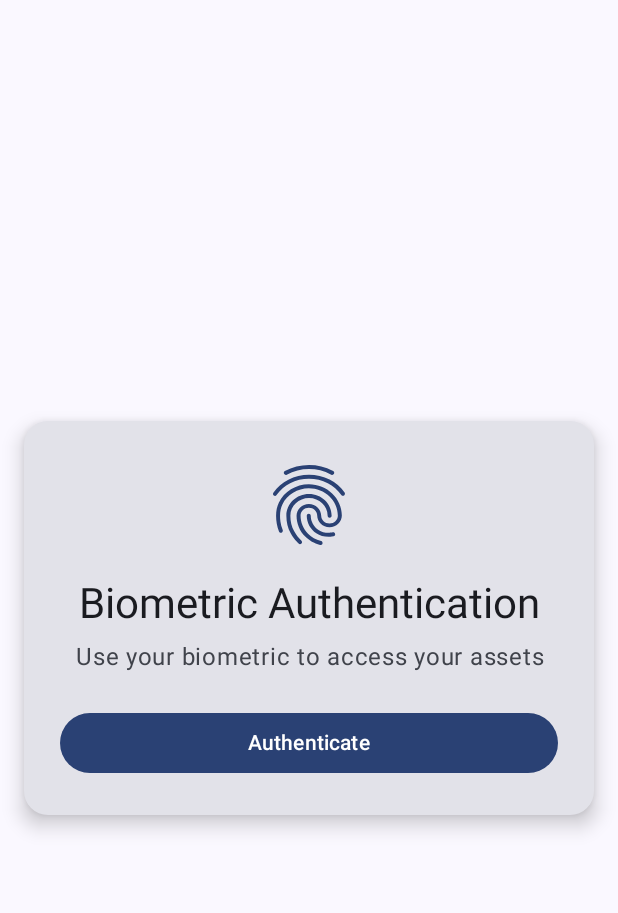
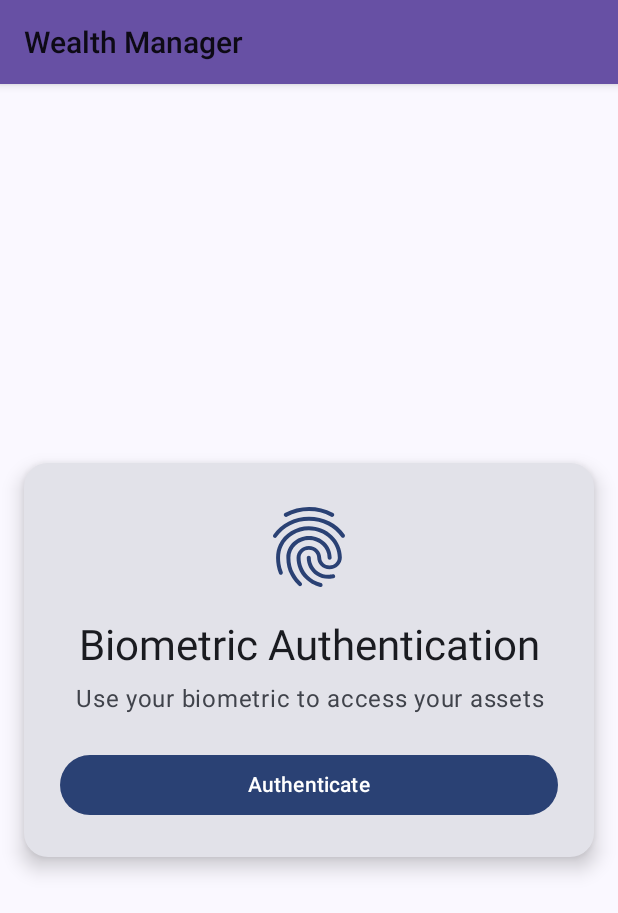
Before and after one commit to kuoyaoming/Wealth-Manager, an Android app built with Jetpack Compose: the screen it shows after launch (MainActivity), on a phone screen of 412 x 824 dp. Shown: the top 913 px of the screen. Run offline under Robolectric (Android 15) with nearby library versions, the phone set to English and light mode, and no system bars; our stand-ins replace Dagger/Hilt's generated code.

Commit message:
Refactor: Update app theme and icon resources
Co-authored-by: 1q099015 <1q099015@gmail.com>

```diff
--- a/app/src/main/AndroidManifest.xml
+++ b/app/src/main/AndroidManifest.xml
@@ -17,7 +17,7 @@
         android:fullBackupContent="@xml/backup_rules"
         android:icon="@mipmap/ic_launcher"
         android:label="@string/app_name"
-        android:roundIcon="@mipmap/ic_launcher_round"
+        android:roundIcon="@mipmap/ic_launcher"
         android:supportsRtl="true"
         android:theme="@style/Theme.WealthManager"
         tools:targetApi="31">
--- a/app/src/main/res/values/themes.xml
+++ b/app/src/main/res/values/themes.xml
@@ -1,25 +1,14 @@
 <?xml version="1.0" encoding="utf-8"?>
 <resources>
     <!-- Base application theme. -->
-    <style name="Theme.WealthManager" parent="Theme.MaterialComponents.DayNight">
+    <style name="Theme.WealthManager" parent="android:Theme.Material.Light">
         <!-- Primary brand color. -->
-        <item name="colorPrimary">@color/md_theme_light_primary</item>
-        <item name="colorPrimaryVariant">@color/md_theme_light_primaryContainer</item>
-        <item name="colorOnPrimary">@color/md_theme_light_onPrimary</item>
-        <!-- Secondary brand color. -->
-        <item name="colorSecondary">@color/md_theme_light_secondary</item>
-        <item name="colorSecondaryVariant">@color/md_theme_light_secondaryContainer</item>
-        <item name="colorOnSecondary">@color/md_theme_light_onSecondary</item>
-        <!-- Error colors. -->
-        <item name="colorError">@color/md_theme_light_error</item>
-        <item name="colorOnError">@color/md_theme_light_onError</item>
+        <item name="android:colorPrimary">@color/md_theme_light_primary</item>
+        <item name="android:colorPrimaryDark">@color/md_theme_light_primaryContainer</item>
+        <item name="android:colorAccent">@color/md_theme_light_secondary</item>
         <!-- Background colors. -->
         <item name="android:colorBackground">@color/md_theme_light_background</item>
-        <item name="colorOnBackground">@color/md_theme_light_onBackground</item>
-        <item name="colorSurface">@color/md_theme_light_surface</item>
-        <item name="colorOnSurface">@color/md_theme_light_onSurface</item>
-        <item name="colorSurfaceVariant">@color/md_theme_light_surfaceVariant</item>
-        <item name="colorOnSurfaceVariant">@color/md_theme_light_onSurfaceVariant</item>
+        <item name="android:windowBackground">@color/md_theme_light_background</item>
         <!-- Status bar color. -->
         <item name="android:statusBarColor">@color/md_theme_light_primary</item>
         <!-- Customize your theme here. -->
```
